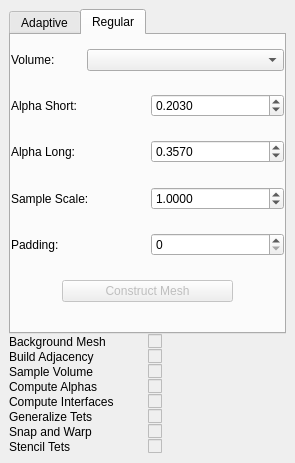
Old version of the form src/gui/Application/ToolWidgets/CleaverWidget.ui in the repository SCIInstitute/Cleaver.
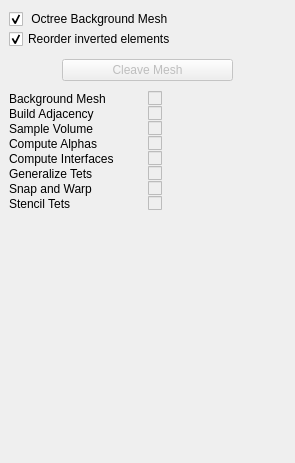
New version of the form. The open tabs and pages were chosen to show the change.

What changed in the file:
```diff
--- a/src/gui/Application/ToolWidgets/CleaverWidget.ui
+++ b/src/gui/Application/ToolWidgets/CleaverWidget.ui
@@ -37,150 +37,6 @@
      <number>0</number>
     </property>
     <item>
-     <widget class="QTabWidget" name="tabWidget">
-      <property name="currentIndex">
-       <number>0</number>
-      </property>
-      <widget class="QWidget" name="adaptiveTab">
-       <property name="sizePolicy">
-        <sizepolicy hsizetype="Expanding" vsizetype="Expanding">
-         <horstretch>0</horstretch>
-         <verstretch>0</verstretch>
-        </sizepolicy>
-       </property>
-       <attribute name="title">
-        <string>Adaptive</string>
-       </attribute>
-       <layout class="QVBoxLayout" name="verticalLayout_3">
-        <property name="spacing">
-         <number>6</number>
-        </property>
-        <property name="leftMargin">
-         <number>0</number>
-        </property>
-        <property name="topMargin">
-         <number>0</number>
-        </property>
-        <property name="rightMargin">
-         <number>0</number>
-        </property>
-        <item>
-         <widget class="QWidget" name="topologyWidget" native="true">
-          <layout class="QVBoxLayout" name="verticalLayout_4">
-           <property name="leftMargin">
-            <number>0</number>
-           </property>
-           <property name="topMargin">
-            <number>0</number>
-           </property>
-           <property name="rightMargin">
-            <number>0</number>
-           </property>
-           <property name="bottomMargin">
-            <number>0</number>
-           </property>
-          </layout>
-         </widget>
-        </item>
-        <item>
-         <widget class="QWidget" name="volumeWidget" native="true">
-          <layout class="QHBoxLayout" name="horizontalLayout_2">
-           <property name="leftMargin">
-            <number>0</number>
-           </property>
-           <property name="topMargin">
-            <number>0</number>
-           </property>
-           <property name="rightMargin">
-            <number>0</number>
-           </property>
-           <property name="bottomMargin">
-            <number>0</number>
-           </property>
-           <item>
-            <widget class="QLabel" name="volumeLabel">
-             <property name="minimumSize">
-              <size>
-               <width>70</width>
-               <height>0</height>
-              </size>
-             </property>
-             <property name="maximumSize">
-              <size>
-               <width>70</width>
-               <height>16777215</height>
-              </size>
-             </property>
-             <property name="text">
-              <string>Volume:</string>
-             </property>
-            </widget>
-           </item>
-           <item>
-            <widget class="QComboBox" name="volumeBox"/>
-           </item>
-          </layout>
-         </widget>
-        </item>
-        <item>
-         <widget class="QWidget" name="meshWidget" native="true">
-          <property name="enabled">
-           <bool>false</bool>
-          </property>
-          <layout class="QHBoxLayout" name="horizontalLayout_3">
-           <property name="leftMargin">
-            <number>0</number>
-           </property>
-           <property name="topMargin">
-            <number>0</number>
-           </property>
-           <property name="rightMargin">
-            <number>0</number>
-           </property>
-           <property name="bottomMargin">
-            <number>0</number>
-           </property>
-           <item>
-            <widget class="QLabel" name="meshLabel">
-             <property name="minimumSize">
-              <size>
-               <width>70</width>
-               <height>0</height>
-              </size>
-             </property>
-             <property name="maximumSize">
-              <size>
-               <width>70</width>
-               <height>16777215</height>
-              </size>
-             </property>
-             <property name="text">
-              <string>Mesh:</string>
-             </property>
-            </widget>
-           </item>
-           <item>
-            <widget class="QComboBox" name="comboBox"/>
-           </item>
-          </layout>
-         </widget>
-        </item>
-        <item>
-         <widget class="QWidget" name="autoWidget" native="true">
-          <layout class="QHBoxLayout" name="horizontalLayout_6">
-           <property name="leftMargin">
-            <number>0</number>
-           </property>
-           <property name="topMargin">
-            <number>0</number>
-           </property>
-           <property name="rightMargin">
-            <number>0</number>
-           </property>
-           <property name="bottomMargin">
-            <number>0</number>
-           </property>
-           <item>
             <widget class="QCheckBox" name="octreeCheckbox">
              <property name="text">
               <string> Octree Background Mesh</string>
@@ -193,9 +49,6 @@
              </property>
             </widget>
            </item>
-          </layout>
-         </widget>
-        </item>
         <item>
          <widget class="QCheckBox" name="fixJacobianCheckBox">
           <property name="text">
@@ -207,22 +60,31 @@
          </widget>
         </item>
         <item>
-         <widget class="QWidget" name="cleaveButtonWidget" native="true">
-          <layout class="QHBoxLayout" name="horizontalLayout_7">
-           <property name="leftMargin">
+     <spacer name="verticalSpacer_2">
+      <property name="orientation">
+       <enum>Qt::Vertical</enum>
+      </property>
+      <property name="sizeType">
+       <enum>QSizePolicy::Fixed</enum>
+      </property>
+      <property name="sizeHint" stdset="0">
+       <size>
+        <width>20</width>
+        <height>10</height>
+       </size>
+      </property>
+     </spacer>
+    </item>
+    <item>
+     <layout class="QHBoxLayout" name="horizontalLayout">
+      <property name="spacing">
             <number>0</number>
            </property>
            <property name="topMargin">
             <number>0</number>
            </property>
-           <property name="rightMargin">
-            <number>0</number>
-           </property>
-           <property name="bottomMargin">
-            <number>0</number>
-           </property>
            <item>
-            <spacer name="rightHorizontalSpacer">
+       <spacer name="horizontalSpacer">
              <property name="orientation">
               <enum>Qt::Horizontal</enum>
              </property>
@@ -257,7 +119,7 @@
             </widget>
            </item>
            <item>
-            <spacer name="leftHorizontalSpacer">
+       <spacer name="horizontalSpacer_2">
              <property name="orientation">
               <enum>Qt::Horizontal</enum>
              </property>
@@ -270,324 +132,22 @@
             </spacer>
            </item>
           </layout>
-         </widget>
         </item>
         <item>
-         <spacer name="verticalSpacer">
+     <spacer name="verticalSpacer_3">
           <property name="orientation">
            <enum>Qt::Vertical</enum>
           </property>
+      <property name="sizeType">
+       <enum>QSizePolicy::Fixed</enum>
+      </property>
           <property name="sizeHint" stdset="0">
            <size>
             <width>20</width>
-            <height>40</height>
+        <height>10</height>
            </size>
           </property>
          </spacer>
-        </item>
-       </layout>
-      </widget>
-      <widget class="QWidget" name="regularTab">
-       <property name="sizePolicy">
-        <sizepolicy hsizetype="Expanding" vsizetype="Expanding">
-         <horstretch>0</horstretch>
-         <verstretch>0</verstretch>
-        </sizepolicy>
-       </property>
-       <attribute name="title">
-        <string>Regular</string>
-       </attribute>
-       <layout class="QVBoxLayout" name="verticalLayout_2">
-        <property name="spacing">
-         <number>4</number>
-        </property>
-        <property name="leftMargin">
-         <number>0</number>
-        </property>
-        <property name="topMargin">
-         <number>4</number>
-        </property>
-        <property name="rightMargin">
-         <number>0</number>
-        </property>
-        <property name="bottomMargin">
-         <number>20</number>
-        </property>
-        <item>
-         <widget class="QWidget" name="regularVolumeWidget" native="true">
-          <property name="minimumSize">
-           <size>
-            <width>0</width>
-            <height>0</height>
-           </size>
-          </property>
-          <layout class="QHBoxLayout" name="horizontalLayout_9">
-           <property name="spacing">
-            <number>6</number>
-           </property>
-           <property name="leftMargin">
-            <number>0</number>
-           </property>
-           <property name="topMargin">
-            <number>0</number>
-           </property>
-           <property name="rightMargin">
-            <number>0</number>
-           </property>
-           <property name="bottomMargin">
-            <number>0</number>
-           </property>
-           <item>
-            <widget class="QLabel" name="regularVolumeLabel">
-             <property name="minimumSize">
-              <size>
-               <width>70</width>
-               <height>0</height>
-              </size>
-             </property>
-             <property name="maximumSize">
-              <size>
-               <width>70</width>
-               <height>16777215</height>
-              </size>
-             </property>
-             <property name="text">
-              <string>Volume:</string>
-             </property>
-            </widget>
-           </item>
-           <item>
-            <widget class="QComboBox" name="regularVolumeBox"/>
-           </item>
-          </layout>
-         </widget>
-        </item>
-        <item>
-         <widget class="QWidget" name="alphaShortWidget" native="true">
-          <layout class="QHBoxLayout" name="horizontalLayout_5">
-           <property name="leftMargin">
-            <number>0</number>
-           </property>
-           <property name="topMargin">
-            <number>0</number>
-           </property>
-           <property name="rightMargin">
-            <number>0</number>
-           </property>
-           <property name="bottomMargin">
-            <number>0</number>
-           </property>
-           <item>
-            <widget class="QLabel" name="alphaShortLabel">
-             <property name="text">
-              <string>Alpha Short:</string>
-             </property>
-            </widget>
-           </item>
-           <item>
-            <widget class="QDoubleSpinBox" name="alphaShortSpinner">
-             <property name="decimals">
-              <number>4</number>
-             </property>
-             <property name="singleStep">
-              <double>0.010000000000000</double>
-             </property>
-             <property name="value">
-              <double>0.203000000000000</double>
-             </property>
-            </widget>
-           </item>
-          </layout>
-         </widget>
-        </item>
-        <item>
-         <widget class="QWidget" name="alphaLongWidget" native="true">
-          <layout class="QHBoxLayout" name="horizontalLayout_4">
-           <property name="leftMargin">
-            <number>0</number>
-           </property>
-           <property name="topMargin">
-            <number>0</number>
-           </property>
-           <property name="rightMargin">
-            <number>0</number>
-           </property>
-           <property name="bottomMargin">
-            <number>0</number>
-           </property>
-           <item>
-            <widget class="QLabel" name="alphaLongLabel">
-             <property name="text">
-              <string>Alpha Long:</string>
-             </property>
-            </widget>
-           </item>
-           <item>
-            <widget class="QDoubleSpinBox" name="alphaLongSpinner">
-             <property name="decimals">
-              <number>4</number>
-             </property>
-             <property name="singleStep">
-              <double>0.010000000000000</double>
-             </property>
-             <property name="value">
-              <double>0.357000000000000</double>
-             </property>
-            </widget>
-           </item>
-          </layout>
-         </widget>
-        </item>
-        <item>
-         <widget class="QWidget" name="scalingWidget" native="true">
-          <layout class="QHBoxLayout" name="horizontalLayout">
-           <property name="leftMargin">
-            <number>0</number>
-           </property>
-           <property name="topMargin">
-            <number>0</number>
-           </property>
-           <property name="rightMargin">
-            <number>0</number>
-           </property>
-           <property name="bottomMargin">
-            <number>0</number>
-           </property>
-           <item>
-            <widget class="QLabel" name="scalingLabel">
-             <property name="text">
-              <string>Sample Scale:</string>
-             </property>
-            </widget>
-           </item>
-           <item>
-            <widget class="QDoubleSpinBox" name="scalingSpinner">
-             <property name="decimals">
-              <number>4</number>
-             </property>
-             <property name="minimum">
-              <double>0.000100000000000</double>
-             </property>
-             <property name="maximum">
-              <double>50.000000000000000</double>
-             </property>
-             <property name="singleStep">
-              <double>0.010000000000000</double>
-             </property>
-             <property name="value">
-              <double>1.000000000000000</double>
-             </property>
-            </widget>
-           </item>
-          </layout>
-         </widget>
-        </item>
-        <item>
-         <widget class="QWidget" name="paddingWidget" native="true">
-          <property name="minimumSize">
-           <size>
-            <width>0</width>
-            <height>30</height>
-           </size>
-          </property>
-          <layout class="QHBoxLayout" name="horizontalLayout_10">
-           <property name="leftMargin">
-            <number>0</number>
-           </property>
-           <property name="topMargin">
-            <number>0</number>
-           </property>
-           <property name="rightMargin">
-            <number>0</number>
-           </property>
-           <property name="bottomMargin">
-            <number>0</number>
-           </property>
-           <item>
-            <widget class="QLabel" name="label_2">
-             <property name="text">
-              <string>Padding:</string>
-             </property>
-            </widget>
-           </item>
-           <item>
-            <widget class="QSpinBox" name="paddingSpinner"/>
-           </item>
-          </layout>
-         </widget>
-        </item>
-        <item>
-         <widget class="QWidget" name="regularButtonWidget" native="true">
-          <property name="minimumSize">
-           <size>
-            <width>0</width>
-            <height>0</height>
-           </size>
-          </property>
-          <layout class="QHBoxLayout" name="horizontalLayout_8">
-           <property name="spacing">
-            <number>6</number>
-           </property>
-           <property name="leftMargin">
-            <number>0</number>
-           </property>
-           <property name="topMargin">
-            <number>0</number>
-           </property>
-           <property name="rightMargin">
-            <number>0</number>
-           </property>
-           <property name="bottomMargin">
-            <number>0</number>
-           </property>
-           <item>
-            <spacer name="horizontalSpacerRight">
-             <property name="orientation">
-              <enum>Qt::Horizontal</enum>
-             </property>
-             <property name="sizeHint" stdset="0">
-              <size>
-               <width>40</width>
-               <height>20</height>
-              </size>
-             </property>
-            </spacer>
-           </item>
-           <item>
-            <widget class="QPushButton" name="createRegularMeshButton">
-             <property name="enabled">
-              <bool>false</bool>
-             </property>
-             <property name="minimumSize">
-              <size>
-               <width>171</width>
-               <height>0</height>
-              </size>
-             </property>
-             <property name="text">
-              <string>Construct Mesh</string>
-             </property>
-            </widget>
-           </item>
-           <item>
-            <spacer name="horizontalSpacerLeft">
-             <property name="orientation">
-              <enum>Qt::Horizontal</enum>
-             </property>
-             <property name="sizeHint" stdset="0">
-              <size>
-               <width>40</width>
-               <height>20</height>
-              </size>
-             </property>
-            </spacer>
-           </item>
-          </layout>
-         </widget>
-        </item>
-       </layout>
-      </widget>
-     </widget>
     </item>
     <item>
      <layout class="QHBoxLayout" name="horizontalLayout_18">
@@ -781,6 +341,19 @@
       </item>
      </layout>
     </item>
+    <item>
+     <spacer name="verticalSpacer">
+      <property name="orientation">
+       <enum>Qt::Vertical</enum>
+      </property>
+      <property name="sizeHint" stdset="0">
+       <size>
+        <width>20</width>
+        <height>40</height>
+       </size>
+      </property>
+     </spacer>
+    </item>
    </layout>
   </widget>
  </widget>
```
Left out of the diff: 32 changed lines with no effect on the pictures. Lines whose indentation alone changed are shown as unchanged.
